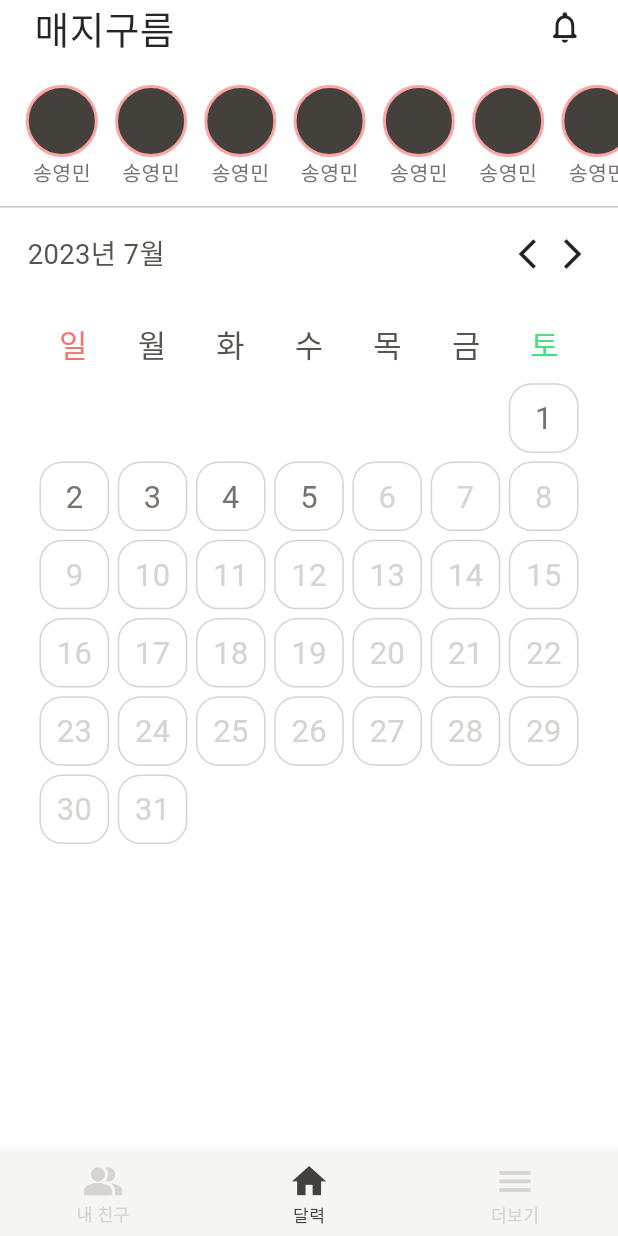
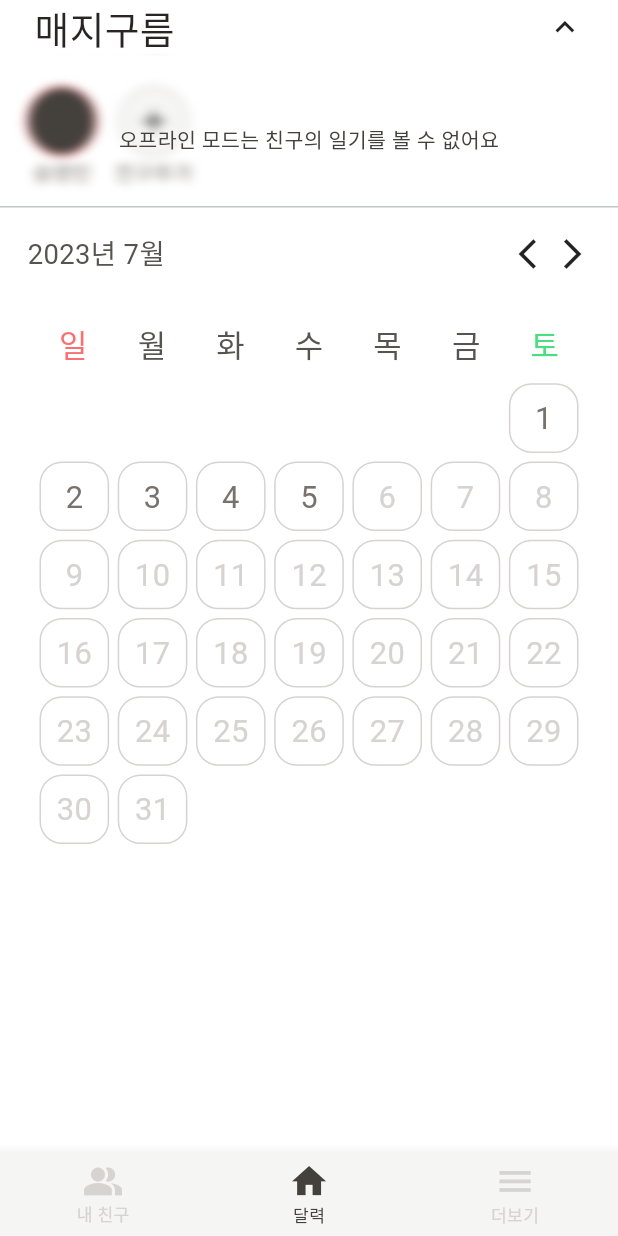
Before and after one commit to CChuYong/magcloud-app, a Flutter app: the screen it shows after launch, on a phone screen of 412 x 824 dp. Run offline on Flutter 3.47's test engine with Material 2 defaults, Android fonts, the phone set to English and light mode, and no system bars; our stand-ins replace dio, firebase_core, flutter_screenutil, get, get_it, google_sign_in and 5 more; accounts and stored records are empty; generated files the repository leaves out were written again; Roboto replaces fonts that are missing (GmarketSans).

Commit message:
feat: 오프라인 모드 구현

```diff
--- a/lib/core/framework/state_store.dart
+++ b/lib/core/framework/state_store.dart
@@ -27,11 +27,11 @@ class StateStore {
     return jsonDecode(data);
   }
 
-  static void clearState(Type key) {
+  static void clear(String key) {
     sharedPreferences!.remove(key.toString());
   }
 
-  static void clear() {
+  static void clearAll() {
     sharedPreferences!.clear();
   }
 
--- a/lib/core/service/auth_service.dart
+++ b/lib/core/service/auth_service.dart
@@ -89,8 +89,16 @@ class AuthService {
   }
 
   Future<void> authenticate(AuthToken token) async {
+    this.token = token;
     StateStore.setString('accessToken', token.accessToken);
     StateStore.setString('refreshToken', token.refreshToken);
+
+  }
+
+  Future<void> logout() async {
+    token = null;
+    StateStore.clear('accessToken');
+    StateStore.clear('refreshToken');
   }
 }
 
--- a/lib/core/service/online_service.dart
+++ b/lib/core/service/online_service.dart
@@ -55,5 +55,6 @@ class OnlineService {
     }
   }
 
-  bool isOnlineMode() => _online ?? true;
+  //bool isOnlineMode() => _online ?? true;
+  bool isOnlineMode() => false;
 }
--- a/lib/core/util/i18n.dart
+++ b/lib/core/util/i18n.dart
@@ -34,7 +34,8 @@ final map = {
   "message_online_mode_activated": "온라인으로 전환되었어요",
   "message_diary_saved_offline":
       "서버와 연결할 수 없어 오프라인에 일기를 저장했어요. 서버와 연결되면 다시 저장할게요!",
-  "message_login_failed": "로그인에 실패했어요"
+  "message_login_failed": "로그인에 실패했어요",
+  "message_offline_cannot_view_friends": "오프라인 모드는 친구의 일기를 볼 수 없어요"
 };
 
 final engMap = {
@@ -71,7 +72,8 @@ final engMap = {
   "message_online_mode_activated": "You've been connected to server",
   "message_diary_saved_offline":
       "Diary saved locally due to internet connection",
-  "message_login_failed": "Login failed.."
+  "message_login_failed": "Login failed..",
+  "message_offline_cannot_view_friends": "Offline mode cannot see friends"
 };
 
 String message(String key) {
--- a/lib/view/designsystem/base_icon.dart
+++ b/lib/view/designsystem/base_icon.dart
@@ -6,4 +6,6 @@ final class BaseIcon {
   static const IconData snackBarInfo = Icons.info;
   static const IconData arrowRight = Icons.arrow_forward_ios;
   static const IconData arrowLeft = Icons.arrow_back_ios;
+  static const IconData arrowDown = Icons.keyboard_arrow_down;
+  static const IconData arrowUp = Icons.keyboard_arrow_up;
 }
--- a/lib/view/page/calendar_view/calendar_base_view.dart
+++ b/lib/view/page/calendar_view/calendar_base_view.dart
@@ -1,6 +1,10 @@
+import 'dart:ui';
+
 import 'package:flutter/material.dart';
 import 'package:flutter_screenutil/flutter_screenutil.dart';
 import 'package:magcloud_app/core/framework/base_view.dart';
+import 'package:magcloud_app/view/component/touchableopacity.dart';
+import 'package:magcloud_app/view/designsystem/base_icon.dart';
 
 import '../../../core/util/i18n.dart';
 import '../../../view_model/calendar_view/calendar_base_view_model.dart';
@@ -18,15 +22,34 @@ class CalendarBaseView extends BaseView<CalendarBaseView, CalendarBaseViewModel,
   @override
   Widget render(BuildContext context, CalendarBaseViewModel action,
       CalendarBaseViewState state) {
+    final Curve curve = Curves.easeInOutSine;
     return Scaffold(
       backgroundColor: BaseColor.defaultBackgroundColor,
       bottomNavigationBar: BaseNavigationBar(),
       body: SafeArea(
         child: Column(
           children: [
-            titleBar(),
+            titleBar(action),
+            AnimatedSwitcher(
+              switchInCurve: curve,
+              switchOutCurve: curve,
+              duration: const Duration(milliseconds: 220),
+              transitionBuilder: (Widget child, Animation<double> animation) {
+                return SizeTransition(
+                  sizeFactor: animation,
+                  axis: Axis.vertical,
+                  axisAlignment: -1,
+                  child: child,
+                );
+              },
+              child: action.isFriendBarOpen ?
+              Column(
+                children: [
                   SizedBox(height: 18.sp),
-            friendBar(),
+                  friendBar(action),
+                ],
+              ) : Container(),
+            ),
             Divider(),
             Expanded(
                 child: AnimatedSwitcher(
@@ -42,7 +65,7 @@ class CalendarBaseView extends BaseView<CalendarBaseView, CalendarBaseViewModel,
     );
   }
 
-  Widget titleBar() {
+  Widget titleBar(CalendarBaseViewModel action) {
     return Padding(
         padding: EdgeInsets.symmetric(horizontal: 20.sp),
         child: Row(
@@ -55,23 +78,71 @@ class CalendarBaseView extends BaseView<CalendarBaseView, CalendarBaseViewModel,
                   fontSize: 22.sp,
                   fontFamily: 'GmarketSans'),
             ),
-            Icon(Icons.notifications_none_rounded, size: 22.sp),
+            TouchableOpacity(
+              onTap: action.toggleFriendBar,
+                child: Icon(action.isFriendBarOpen ? BaseIcon.arrowUp : BaseIcon.arrowDown, size: 22.sp))
+            ,
           ],
         ));
   }
 
-  Widget friendBar() {
-    return Container(
+  Widget friendBar(CalendarBaseViewModel action) {
+    return Stack(
+     // fit: StackFit.expand,
+      children: [
+        Container(
           width: double.infinity,
           height: 64.sp,
           child: CustomScrollView(scrollDirection: Axis.horizontal, slivers: [
             SliverToBoxAdapter(child: SizedBox(width: 15.sp)),
-        for (int i = 0; i < 10; i++) ...[
+            for (int i = 0; i < 1; i++) ...[
               SliverToBoxAdapter(child: friendIcon()),
               SliverToBoxAdapter(child: SizedBox(width: 10.sp)),
             ],
+            SliverToBoxAdapter(child: addFriend(action)),
             SliverToBoxAdapter(child: SizedBox(width: 15.sp)),
           ]),
+        ),
+        action.isOnline ? Container() :
+        BackdropFilter(filter: ImageFilter.blur(sigmaX: 4, sigmaY: 3), child: Container(
+          width: double.infinity,
+          height: 64.sp,
+          color: Colors.transparent,
+          child: Center(
+            child: Text(
+              message('message_offline_cannot_view_friends'),
+              style: TextStyle(
+                color: BaseColor.warmGray700,
+                fontSize: 12.sp,
+              ),),
+          ),
+        ),
+        ),
+
+      ],
+    );
+  }
+
+  Widget addFriend(CalendarBaseViewModel action) {
+    return Column(
+      children: [
+        Container(
+          width: 42.sp,
+          height: 42.sp,
+          decoration: BoxDecoration(
+              color: BaseColor.warmGray100,
+              shape: BoxShape.circle,
+              border: Border.all(color: BaseColor.warmGray200, width: 2.0)),
+          child: Icon(Icons.add),
+        ),
+        Text(
+          '친구추가',
+          style: TextStyle(
+            color: BaseColor.warmGray500,
+            fontSize: 12.sp,
+          ),
+        ),
+      ],
     );
   }
 
--- a/lib/view_model/calendar_view/calendar_base_view_model.dart
+++ b/lib/view_model/calendar_view/calendar_base_view_model.dart
@@ -1,6 +1,7 @@
 import 'package:flutter/cupertino.dart';
 import 'package:magcloud_app/core/framework/base_action.dart';
 import 'package:magcloud_app/core/service/diary_service.dart';
+import 'package:magcloud_app/core/service/online_service.dart';
 import 'package:magcloud_app/core/util/date_parser.dart';
 import 'package:magcloud_app/core/util/i18n.dart';
 import 'package:magcloud_app/core/util/snack_bar_util.dart';
@@ -18,8 +19,18 @@ enum CalendarViewScope { YEAR, MONTH, DAILY }
 class CalendarBaseViewModel extends BaseViewModel<CalendarBaseView,
     CalendarBaseViewModel, CalendarBaseViewState> {
   final DiaryService diaryService = inject<DiaryService>();
+  final isOnline = inject<OnlineService>().isOnlineMode();
+
   bool forwardAction = false;
   bool animationStart = false;
+
+  bool isFriendBarOpen = true;
+
+  void toggleFriendBar() {
+    setState(() {
+      isFriendBarOpen = !isFriendBarOpen;
+    });
+  }
 
   CalendarBaseViewModel({int? initialMonth, int? initialYear, int? initialDay})
       : super(
```
Lines whose indentation alone changed are shown as unchanged.
